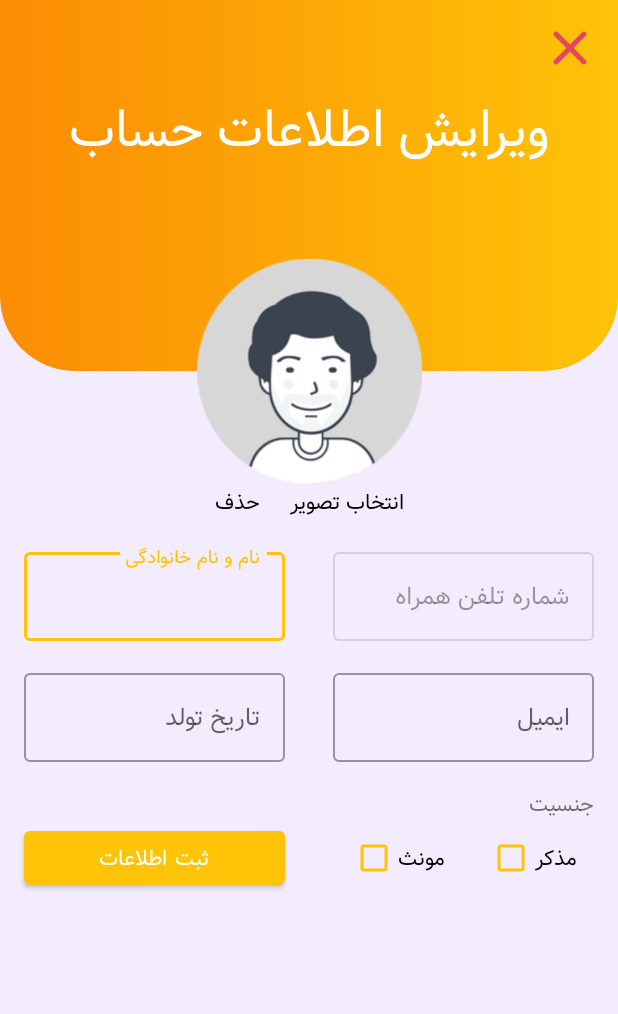
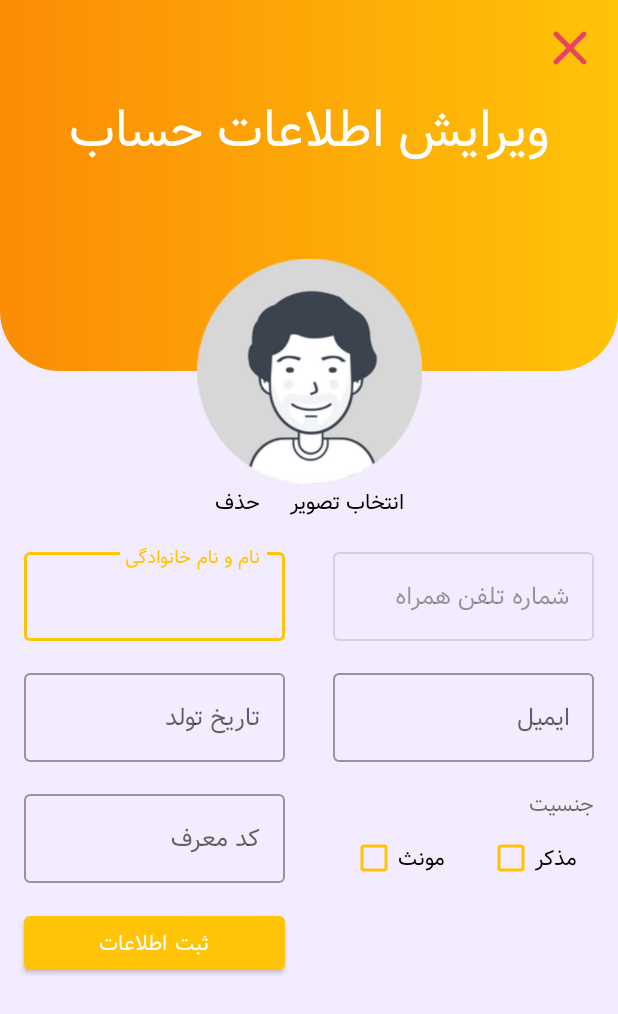
Before and after one commit to ShahabGT/GharareMaghzha, an Android app: the ProfileActivity screen opened directly, with no data from a screen before it, on a phone screen of 412 x 824 dp. Shown: the top 1014 px of the screen. Run offline under Robolectric (Android 15) with nearby library versions, the phone set to English and light mode, and no system bars; libraries missing offline, so code that uses them is left out: com.mohamadamin.persianmaterialdatetimepicker, ir.shahabazimi.instagrampicker; pictures from the network do not load; 10 statements that could not run were skipped.

Commit message:
invite added

```diff
--- a/app/src/main/AndroidManifest.xml
+++ b/app/src/main/AndroidManifest.xml
@@ -19,7 +19,10 @@
         android:theme="@style/AppTheme"
         android:usesCleartextTraffic="true"
         tools:replace="android:allowBackup,android:supportsRtl">
-        <activity android:name=".activities.InviteActivity"></activity>
+        <activity
+            android:name=".activities.InviteActivity"
+            android:screenOrientation="portrait"
+            android:windowSoftInputMode="stateAlwaysHidden" />
 
         <meta-data
             android:name="fontProviderRequests"
--- a/app/src/main/java/ir/ghararemaghzha/game/data/Api.java
+++ b/app/src/main/java/ir/ghararemaghzha/game/data/Api.java
@@ -168,7 +168,8 @@ public interface Api {
             @Field("user_name") String userName,
             @Field("user_email") String userEmail,
             @Field("user_bday") String userBday,
-            @Field("user_sex") String userSex);
+            @Field("user_sex") String userSex,
+            @Field("invite") String invite);
 
     @FormUrlEncoded
     @POST("plans")
--- a/app/src/main/res/drawable/login_header.xml
+++ b/app/src/main/res/drawable/login_header.xml
@@ -7,8 +7,8 @@
         android:endColor="@color/colorPrimary"/>
 
     <corners
-        android:bottomLeftRadius="50dp"
-        android:bottomRightRadius="50dp"/>
+        android:bottomLeftRadius="40dp"
+        android:bottomRightRadius="40dp"/>
 
 
 </shape>
--- a/app/src/main/res/layout/activity_invite.xml
+++ b/app/src/main/res/layout/activity_invite.xml
@@ -84,7 +84,7 @@
                 android:layout_marginTop="8dp"
                 android:layout_marginRight="12dp"
                 android:src="@drawable/vector_star"
-                android:tint="@color/colorPrimary"
+                app:tint="@color/colorPrimary"
                 app:layout_constraintRight_toRightOf="parent"
                 app:layout_constraintTop_toTopOf="parent" />
 
--- a/app/src/main/res/layout/activity_profile.xml
+++ b/app/src/main/res/layout/activity_profile.xml
@@ -161,6 +161,7 @@
         android:layout_width="0dp"
         android:layout_height="wrap_content"
         android:layout_margin="16dp"
+
         android:gravity="center"
         android:hint="@string/general_email"
         app:layout_constraintLeft_toLeftOf="@id/profile_guide50"
@@ -222,13 +223,12 @@
         style="@style/TextAppearance.AppCompat.Small"
         android:layout_width="0dp"
         android:layout_height="wrap_content"
-        android:layout_marginTop="16dp"
         android:layout_marginRight="16dp"
         android:fontFamily="@font/vazir"
         android:text="@string/profile_sex"
         app:layout_constraintLeft_toLeftOf="@id/profile_guide50"
         app:layout_constraintRight_toRightOf="parent"
-        app:layout_constraintTop_toBottomOf="@id/profile_email_layout" />
+        app:layout_constraintTop_toTopOf="@id/profile_invite_layout" />
 
     <CheckBox
         android:id="@+id/profile_male"
@@ -250,16 +250,44 @@
         app:layout_constraintRight_toLeftOf="@id/profile_male"
         app:layout_constraintTop_toBottomOf="@id/profile_sex_layout" />
 
+
+    <com.google.android.material.textfield.TextInputLayout
+        android:id="@+id/profile_invite_layout"
+        style="@style/Widget.MaterialComponents.TextInputLayout.OutlinedBox"
+        android:layout_width="0dp"
+        android:layout_height="wrap_content"
+        android:layout_margin="16dp"
+        android:gravity="center"
+        android:hint="@string/general_invite"
+        app:layout_constraintLeft_toLeftOf="parent"
+        app:layout_constraintRight_toRightOf="@id/profile_guide50"
+        app:layout_constraintTop_toBottomOf="@id/profile_bday_layout">
+
+        <com.google.android.material.textfield.TextInputEditText
+            android:id="@+id/profile_invite"
+            android:layout_width="match_parent"
+            android:layout_height="wrap_content"
+            android:digits="@string/numbers"
+            android:fontFamily="@font/vazir"
+            android:imeOptions="actionDone"
+            android:inputType="number"
+            android:maxLength="11"
+            android:padding="16dp"
+            android:singleLine="true" />
+
+    </com.google.android.material.textfield.TextInputLayout>
+
+
     <com.google.android.material.button.MaterialButton
+        android:fontFamily="@font/vazir"
         android:id="@+id/profile_save"
         android:layout_width="0dp"
         android:layout_height="wrap_content"
-        android:layout_marginLeft="16dp"
-        android:layout_marginRight="16dp"
+        android:layout_margin="16dp"
         android:text="@string/profile_save"
-        app:layout_constraintBottom_toBottomOf="@id/profile_female"
         app:layout_constraintLeft_toLeftOf="parent"
-        app:layout_constraintRight_toRightOf="@id/profile_guide50" />
+        app:layout_constraintRight_toRightOf="@id/profile_guide50"
+        app:layout_constraintTop_toBottomOf="@id/profile_invite_layout" />
 
     <androidx.constraintlayout.widget.ConstraintLayout
         android:id="@+id/profile_loading"
--- a/app/src/main/res/values/strings.xml
+++ b/app/src/main/res/values/strings.xml
@@ -2,6 +2,7 @@
     <string name="app_name">قرار مغزها</string>
     <string name="avatar_url">https://ghararehmaghzha.ir/api/avatars/%s.jpg</string>
     <string name="en_digits">abcdefghijklmnopqrstuvwxyz1234567890</string>
+    <string name="numbers">1234567980</string>
 
     <string name="access_error">حساب کاربری شما جای دیگر آنلاین شده لطفا دوباره وارد شوید!</string>
     <string name="general_error">خطا! لطفا دوباره امتحان کنید</string>
@@ -12,6 +13,7 @@
     <string name="general_name_error">خطا! لطفا نام و نام خانوادگی خود را بررسی کنید</string>
     <string name="general_form_error">خطا! لطفا اطلاعات وارد شده را بررسی کنید</string>
     <string name="general_number">شماره تلفن همراه</string>
+    <string name="general_invite">کد معرف</string>
     <string name="general_email">ایمیل</string>
     <string name="general_bday">تاریخ تولد</string>
     <string name="general_share">اشتراک از طریق</string>
@@ -74,6 +76,8 @@
     <string name="profile_male">مذکر</string>
     <string name="profile_female">مونث</string>
     <string name="profile_save">ثبت اطلاعات</string>
+    <string name="profile_invite_notfound">کد معرف وارد شده معتبر نیست!</string>
+    <string name="profile_invite_failed">خطا در ثبت کد معرف، لطفا دوباره امتحان کنید</string>
 
     <string name="start_title">شروع مسابقه</string>
     <string name="start_profile_title">حساب کاربری من</string>
@@ -194,4 +198,5 @@ https://ghararehmaghzha.ir/download/ghararehmaghzha.apk
 </string>
 
 
+
 </resources>
```
Also changed, not shown: app/src/main/java/ir/ghararemaghzha/game/activities/ProfileActivity.java (+46 -19 lines), app/src/main/java/ir/ghararemaghzha/game/classes/MySharedPreference.java (+7 -0 lines), app/src/main/java/ir/ghararemaghzha/game/firebase/MyFirebaseMessagingService.java (+6 -5 lines), app/src/main/java/ir/ghararemaghzha/game/fragments/VerifyFragment.java (+4 -3 lines), app/src/main/java/ir/ghararemaghzha/game/models/GeneralResponse.java (+11 -0 lines).
